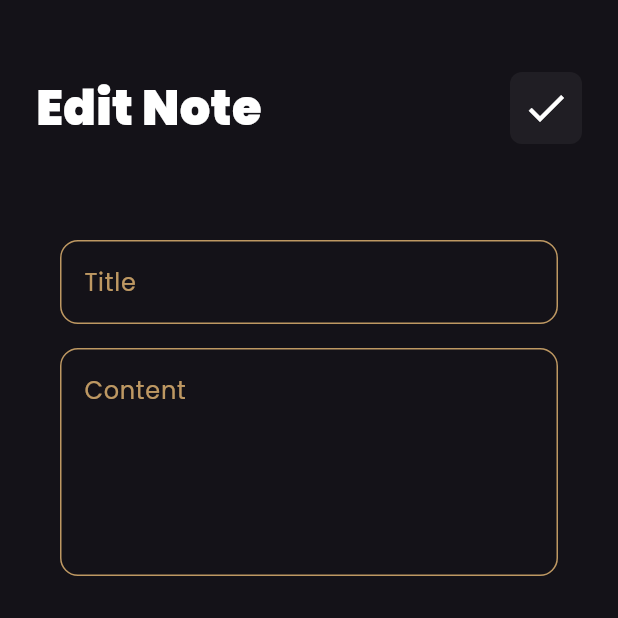
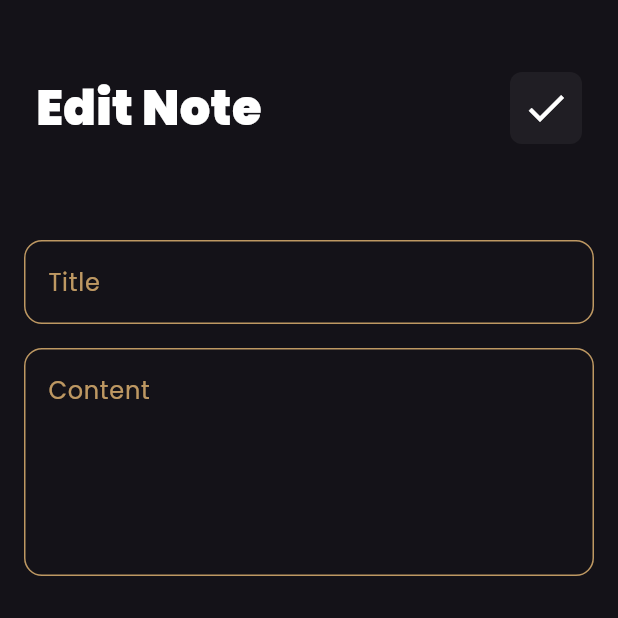
Before and after one commit to George-Abboud/notes_app, a Flutter app: the EditNoteView screen opened directly with empty values, on a phone screen of 412 x 824 dp, the top half of it. Run offline on Flutter 3.47's test engine with Material 3 defaults, Android fonts, the phone set to English and light mode, and no system bars; our stand-ins replace flutter_bloc, google_fonts, hive, hive_flutter; accounts and stored records are empty.

Commit message:
refactor code and pass color

```diff
--- a/lib/cubits/add note cubit/add_note_cubit.dart
+++ b/lib/cubits/add note cubit/add_note_cubit.dart
@@ -8,8 +8,9 @@ part 'add_note_cubit_state.dart';
 
 class AddNoteCubit extends Cubit<AddNoteCubitState> {
   AddNoteCubit() : super(AddNoteCubitInitial());
-
+  Color color = Colors.blueAccent;
   addNote(NoteModel note) async {
+    note.color = color.value;
     emit(AddNoteCubitLoading());
     try {
       var notesBox = Hive.box<NoteModel>(kNotesBox);
--- a/lib/widgets/add_note_form_widget.dart
+++ b/lib/widgets/add_note_form_widget.dart
@@ -82,7 +82,7 @@ class _AddNoteFormState extends State<AddNoteForm> {
           title: title!,
           content: content!,
           date: formattedCurrentDate,
-          color: );
+          color: BlocProvider.of<AddNoteCubit>(context).color.value);
       BlocProvider.of<AddNoteCubit>(context).addNote(note);
     } else {
       autovalidateMode = AutovalidateMode.always;
--- a/lib/widgets/colors_listView_widget.dart
+++ b/lib/widgets/colors_listView_widget.dart
@@ -1,5 +1,7 @@
 import 'package:flutter/material.dart';
+import 'package:flutter_bloc/flutter_bloc.dart';
 import 'package:notes_app/constants.dart';
+import 'package:notes_app/cubits/add%20note%20cubit/add_note_cubit.dart';
 import 'package:notes_app/widgets/color_item_widget.dart';
 
 class ColorsListView extends StatefulWidget {
@@ -32,6 +34,7 @@ class _ColorsListViewState extends State<ColorsListView> {
             return GestureDetector(
               onTap: () {
                 currentIndex = index;
+                BlocProvider.of<AddNoteCubit>(context).color = colors[index];
                 setState(() {});
               },
               child: ColorItem(
--- a/lib/widgets/edit_note_view_body.dart
+++ b/lib/widgets/edit_note_view_body.dart
@@ -17,14 +17,14 @@ class _EditNoteViewBodyState extends State<EditNoteViewBody> {
   String? title, content;
   @override
   Widget build(BuildContext context) {
-    return Padding(
-      padding: const EdgeInsets.symmetric(horizontal: 24),
-      child: Column(
+    return Column(
       children: [
         const SizedBox(
           height: 48,
         ),
-          CustomAppBar(
+        Padding(
+          padding: const EdgeInsets.symmetric(horizontal: 24),
+          child: CustomAppBar(
             onTap: () {
               widget.note.title = title ?? widget.note.title;
               widget.note.content = content ?? widget.note.content;
@@ -34,6 +34,7 @@ class _EditNoteViewBodyState extends State<EditNoteViewBody> {
             },
             title: 'Edit Note',
             icon: Icons.check,
+          ),
         ),
         const SizedBox(
           height: 48,
@@ -57,7 +58,6 @@ class _EditNoteViewBodyState extends State<EditNoteViewBody> {
           maxLines: 5,
         ),
       ],
-      ),
     );
   }
 }
--- a/lib/widgets/notes_list_view_widget.dart
+++ b/lib/widgets/notes_list_view_widget.dart
@@ -19,6 +19,11 @@ class NotesListView extends StatelessWidget {
             padding: EdgeInsets.zero,
             itemBuilder: (context, index) {
               return CustomNoteItem(
+                padding: index == 0
+                    ? const EdgeInsets.only(top: 8, bottom: 4)
+                    : index == notes.length - 1
+                        ? const EdgeInsets.only(bottom: 24, top: 4)
+                        : const EdgeInsets.symmetric(vertical: 4),
                 note: notes[index],
               );
             },
```
Also changed, not shown: lib/widgets/custom_note_item_widget.dart (+4 -3 lines). Lines whose indentation alone changed are shown as unchanged.
